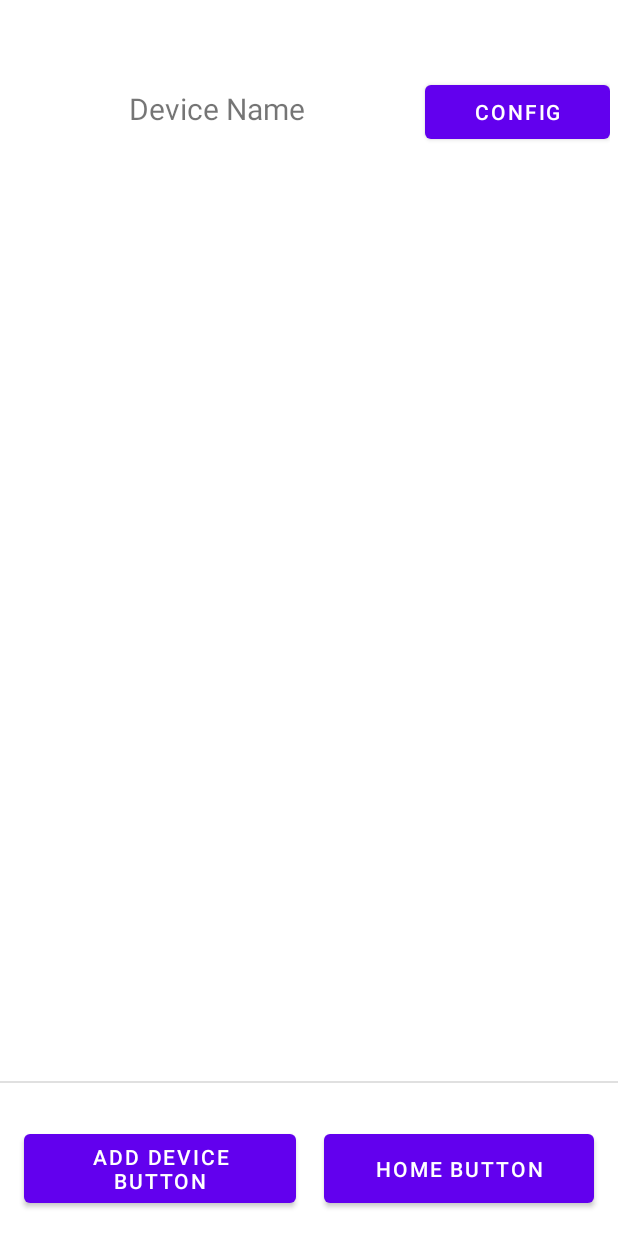
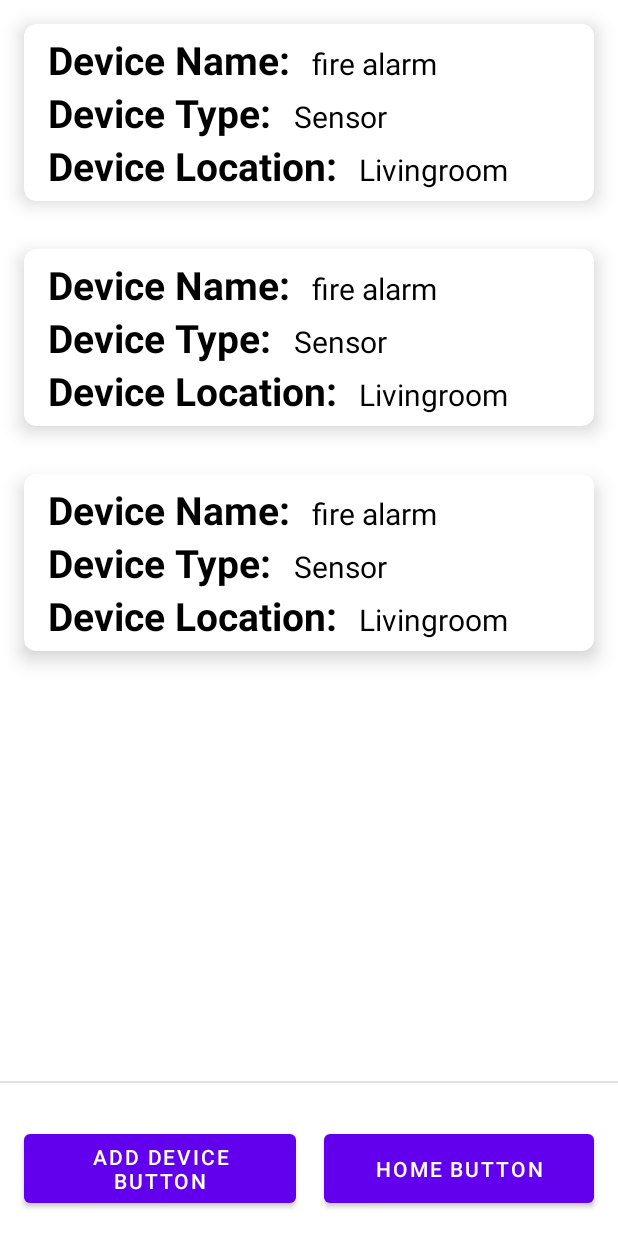
Before and after one commit to EnigmaticCoder1/SafeHome, an Android app: the layout activity_adddevice.xml on its own in the app's theme, with its tools: preview values and no code run, on a phone screen of 412 x 824 dp. Run offline under Robolectric (Android 15) with nearby library versions, the phone set to English and light mode, and no system bars.

Commit message:
Merge remote-tracking branch 'origin/Kevin' into Kevin
# Conflicts:
#	app/src/main/java/com/example/safehomeapplication/activity_adddevice.kt

```diff
--- /dev/null
+++ b/app/src/main/java/com/example/safehomeapplication/Device.kt
@@ -0,0 +1,3 @@
+package com.example.safehomeapplication
+
+data class Device(var device_name : String?=null, var location : String ?= null, var type : String ?=null, var uid : String ?=null)
--- a/app/src/main/java/com/example/safehomeapplication/activity_deviceInformation.kt
+++ b/app/src/main/java/com/example/safehomeapplication/activity_deviceInformation.kt
@@ -9,6 +9,8 @@ import android.widget.AdapterView
 import android.widget.ArrayAdapter
 import android.widget.Spinner
 import android.widget.Toast
+import android.view.ViewGroup
+import android.widget.TextView
 import com.google.firebase.auth.FirebaseAuth
 import com.google.firebase.database.FirebaseDatabase
 import kotlinx.android.synthetic.main.activity_device_information.*
@@ -72,6 +74,7 @@ class activity_deviceInformation : AppCompatActivity(), AdapterView.OnItemSelect
 
         val currentDevice = ref.child(deviceName)
 
+        currentDevice.child("device_name").setValue(deviceName)
         currentDevice.child("location").setValue(deviceLocation)
         currentDevice.child("type").setValue(deviceType)
         currentDevice.child("uid").setValue(userID)
--- a/app/src/main/res/layout/activity_adddevice.xml
+++ b/app/src/main/res/layout/activity_adddevice.xml
@@ -37,36 +37,15 @@
         app:layout_constraintEnd_toEndOf="parent"
         app:layout_constraintStart_toStartOf="parent" />
 
-    <LinearLayout
+    <androidx.recyclerview.widget.RecyclerView
         android:id="@+id/deviceLayout"
         android:layout_width="match_parent"
-        android:layout_height="627dp"
-        android:layout_margin="5dp"
-        android:orientation="vertical"
+        android:layout_height="match_parent"
         app:layout_constraintBottom_toBottomOf="@+id/divider"
         app:layout_constraintEnd_toEndOf="parent"
         app:layout_constraintStart_toStartOf="parent"
-        app:layout_constraintTop_toTopOf="parent">
+        app:layout_constraintTop_toTopOf="parent"
+        tools:listitem="@layout/device_item"/>
 
-        <LinearLayout
-            android:layout_width="match_parent"
-            android:layout_height="50dp"
-            android:orientation="horizontal">
-
-            <TextView
-                android:layout_width="31dp"
-                android:layout_height="match_parent"
-                android:layout_weight="2"
-                android:gravity="center"
-                android:text="Device Name"
-                android:textSize="20sp" />
-
-            <Button
-                android:layout_width="0dp"
-                android:layout_height="48dp"
-                android:layout_weight="1"
-                android:text="Config" />
-        </LinearLayout>
-    </LinearLayout>
 
 </androidx.constraintlayout.widget.ConstraintLayout>
--- /dev/null
+++ b/app/src/main/res/layout/device_item.xml
@@ -0,0 +1,92 @@
+<?xml version="1.0" encoding="utf-8"?>
+<androidx.cardview.widget.CardView xmlns:android="http://schemas.android.com/apk/res/android"
+    android:layout_width="match_parent"
+    android:layout_height="wrap_content"
+    xmlns:app="http://schemas.android.com/apk/res-auto"
+    app:cardElevation="8dp"
+    app:cardCornerRadius="8dp"
+    android:layout_margin="16dp">
+
+    <LinearLayout
+        android:layout_width="wrap_content"
+        android:layout_height="wrap_content"
+        android:layout_marginStart="16dp"
+        android:layout_marginVertical="6dp"
+        android:orientation="vertical">
+
+        <LinearLayout
+            android:layout_width="wrap_content"
+            android:layout_height="wrap_content"
+            android:layout_gravity="center_vertical"
+            android:orientation="horizontal">
+
+            <TextView
+                android:layout_width="wrap_content"
+                android:layout_height="wrap_content"
+                android:text="Device Name: "
+                android:textColor="@color/black"
+                android:textSize="26sp"
+                android:textStyle="bold"/>
+
+            <TextView
+                android:id="@+id/tvdeviceName"
+                android:layout_width="wrap_content"
+                android:layout_height="wrap_content"
+                android:layout_marginStart="8dp"
+                android:text="fire alarm"
+                android:textColor="@color/black"
+                android:textSize="20sp"/>
+
+        </LinearLayout>
+        <LinearLayout
+            android:layout_width="wrap_content"
+            android:layout_height="wrap_content"
+            android:layout_gravity="center_vertical"
+            android:orientation="horizontal">
+
+            <TextView
+                android:layout_width="wrap_content"
+                android:layout_height="wrap_content"
+                android:text="Device Type: "
+                android:textColor="@color/black"
+                android:textSize="26sp"
+                android:textStyle="bold"/>
+
+            <TextView
+                android:id="@+id/tvdeviceType"
+                android:layout_width="wrap_content"
+                android:layout_height="wrap_content"
+                android:layout_marginStart="8dp"
+                android:text="Sensor"
+                android:textColor="@color/black"
+                android:textSize="20sp"/>
+
+        </LinearLayout>
+        <LinearLayout
+            android:layout_width="wrap_content"
+            android:layout_height="wrap_content"
+            android:layout_gravity="center_vertical"
+            android:orientation="horizontal">
+
+            <TextView
+                android:layout_width="wrap_content"
+                android:layout_height="wrap_content"
+                android:text="Device Location: "
+                android:textColor="@color/black"
+                android:textSize="26sp"
+                android:textStyle="bold"/>
+
+            <TextView
+                android:id="@+id/tvdeviceLocation"
+                android:layout_width="wrap_content"
+                android:layout_height="wrap_content"
+                android:layout_marginStart="8dp"
+                android:text="Livingroom"
+                android:textColor="@color/black"
+                android:textSize="20sp"/>
+
+        </LinearLayout>
+    </LinearLayout>
+
+
+</androidx.cardview.widget.CardView>
```
Also changed, not shown: app/src/main/java/com/example/safehomeapplication/DeviceAdapter.kt (added, +35 -0 lines), app/src/main/java/com/example/safehomeapplication/activity_adddevice.kt (+37 -22 lines).
